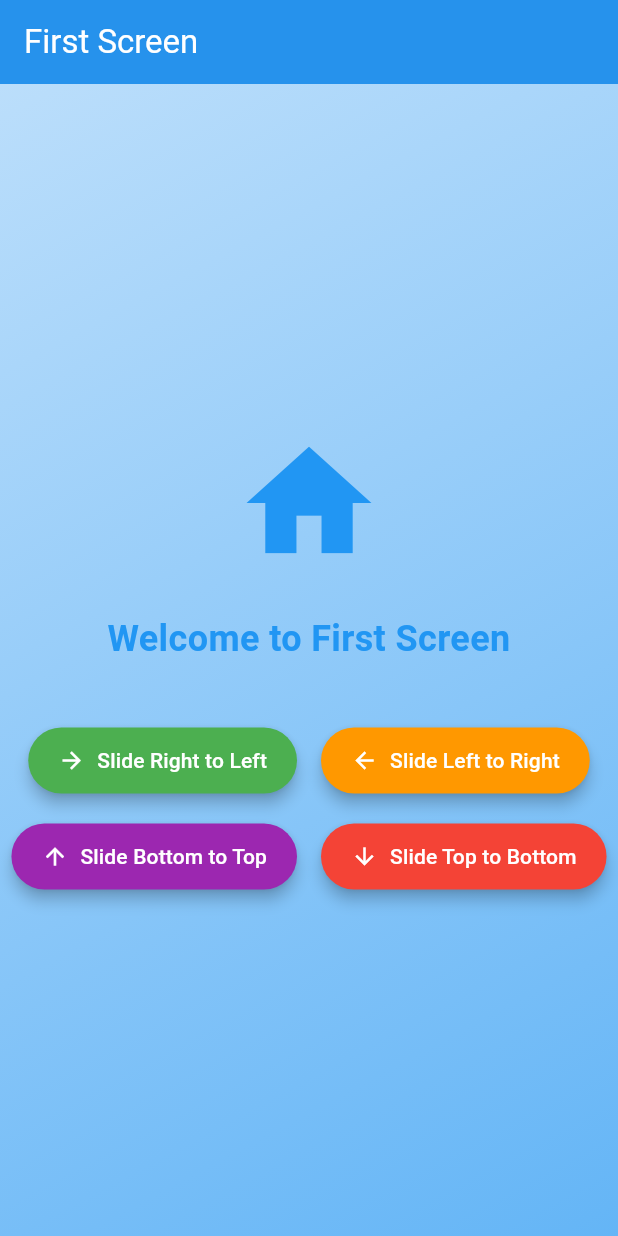
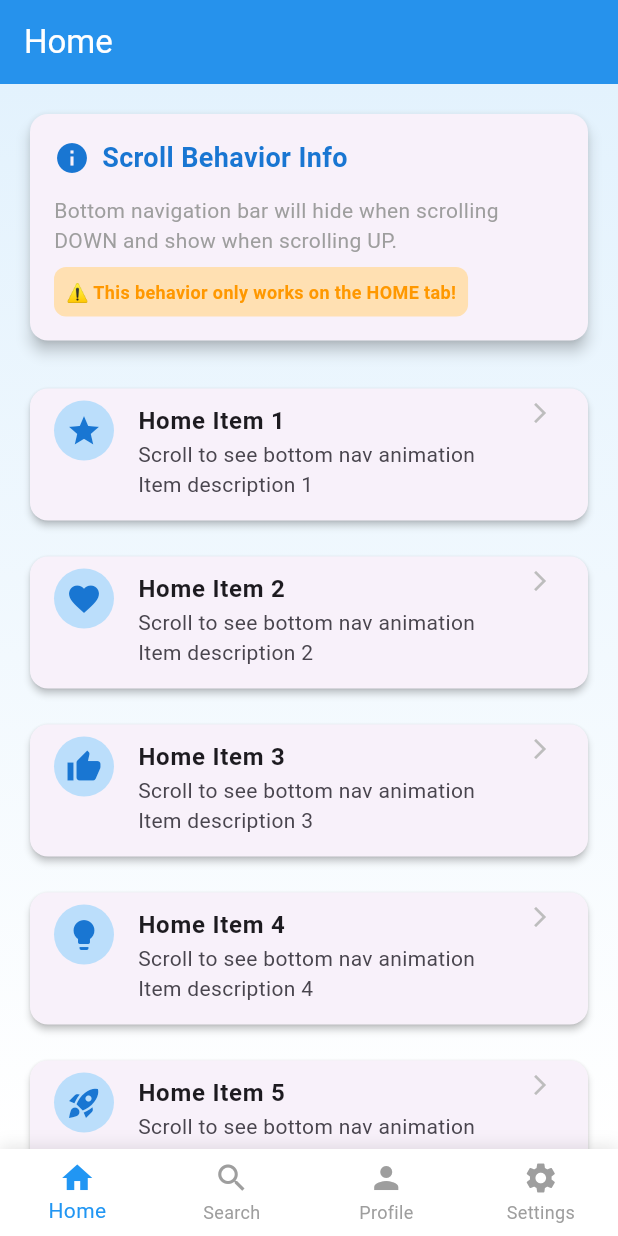
Before and after one commit to irfan709/Flutter_UI, a Flutter app: the screen it shows after launch, on a phone screen of 412 x 824 dp. Run offline on Flutter 3.47's test engine with Material 3 defaults, Android fonts, the phone set to English and light mode, and no system bars.

Commit message:
Added bottom nav that show/hide on scroll

```diff
--- /dev/null
+++ b/lib/botton_nav_hide_show.dart
@@ -0,0 +1,537 @@
+import 'package:flutter/material.dart';
+import 'package:flutter/rendering.dart';
+
+class MainScreen extends StatefulWidget {
+  const MainScreen({super.key});
+
+  @override
+  State<MainScreen> createState() => _MainScreenState();
+}
+
+class _MainScreenState extends State<MainScreen>
+    with SingleTickerProviderStateMixin {
+  int _currentIndex = 0;
+  bool _isBottomNavVisible = true;
+  late AnimationController _animationController;
+  late Animation<double> _slideAnimation;
+
+  // ScrollController for Home tab
+  late ScrollController _homeScrollController;
+
+  @override
+  void initState() {
+    super.initState();
+
+    // Initialize animation controller
+    _animationController = AnimationController(
+      duration: const Duration(milliseconds: 300),
+      vsync: this,
+    );
+
+    // Create slide animation
+    _slideAnimation = Tween<double>(begin: 0.0, end: 1.0).animate(
+      CurvedAnimation(parent: _animationController, curve: Curves.easeInOut),
+    );
+
+    // Start with visible state
+    _animationController.forward();
+
+    // Initialize scroll controller for Home tab
+    _homeScrollController = ScrollController();
+    _homeScrollController.addListener(_onHomeScroll);
+  }
+
+  void _onHomeScroll() {
+    // Only apply scroll hide behavior when on Home tab (index 0)
+    if (_currentIndex != 0) return;
+
+    final ScrollDirection direction =
+        _homeScrollController.position.userScrollDirection;
+
+    if (direction == ScrollDirection.reverse && _isBottomNavVisible) {
+      // Scrolling down - hide bottom nav
+      setState(() {
+        _isBottomNavVisible = false;
+      });
+      _animationController.reverse();
+    } else if (direction == ScrollDirection.forward && !_isBottomNavVisible) {
+      // Scrolling up - show bottom nav
+      setState(() {
+        _isBottomNavVisible = true;
+      });
+      _animationController.forward();
+    }
+  }
+
+  void _onTabTapped(int index) {
+    setState(() {
+      _currentIndex = index;
+      // Always show bottom nav when switching tabs
+      if (!_isBottomNavVisible) {
+        _isBottomNavVisible = true;
+        _animationController.forward();
+      }
+    });
+  }
+
+  @override
+  void dispose() {
+    _homeScrollController.removeListener(_onHomeScroll);
+    _homeScrollController.dispose();
+    _animationController.dispose();
+    super.dispose();
+  }
+
+  @override
+  Widget build(BuildContext context) {
+    return Scaffold(
+      body: IndexedStack(
+        index: _currentIndex,
+        children: [
+          // Home Tab - with scroll hide functionality
+          HomeTab(scrollController: _homeScrollController),
+          // Search Tab - no scroll hide
+          const SearchTab(),
+          // Profile Tab - no scroll hide
+          const ProfileTab(),
+          // Settings Tab - no scroll hide
+          const SettingsTab(),
+        ],
+      ),
+      bottomNavigationBar: AnimatedBuilder(
+        animation: _slideAnimation,
+        builder: (context, child) {
+          // Completely hide when animation value is very low
+          if (_slideAnimation.value < 0.05) {
+            return const SizedBox.shrink();
+          }
+
+          return Transform.translate(
+            offset: Offset(0, 80 * (1 - _slideAnimation.value)),
+            child: Opacity(
+              opacity: _slideAnimation.value,
+              child: Container(
+                decoration: BoxDecoration(
+                  color: Colors.white,
+                  boxShadow: [
+                    BoxShadow(
+                      color: Colors.black.withValues(alpha: 0.1 * _slideAnimation.value),
+                      blurRadius: 8 * _slideAnimation.value,
+                      offset: Offset(0, -2 * _slideAnimation.value),
+                    ),
+                  ],
+                ),
+                child: BottomNavigationBar(
+                  type: BottomNavigationBarType.fixed,
+                  currentIndex: _currentIndex,
+                  onTap: _onTabTapped,
+                  backgroundColor: Colors.transparent,
+                  selectedItemColor: Colors.blue,
+                  unselectedItemColor: Colors.grey,
+                  elevation: 0,
+                  items: const [
+                    BottomNavigationBarItem(
+                      icon: Icon(Icons.home),
+                      activeIcon: Icon(Icons.home),
+                      label: 'Home',
+                    ),
+                    BottomNavigationBarItem(
+                      icon: Icon(Icons.search),
+                      activeIcon: Icon(Icons.search),
+                      label: 'Search',
+                    ),
+                    BottomNavigationBarItem(
+                      icon: Icon(Icons.person),
+                      activeIcon: Icon(Icons.person),
+                      label: 'Profile',
+                    ),
+                    BottomNavigationBarItem(
+                      icon: Icon(Icons.settings),
+                      activeIcon: Icon(Icons.settings),
+                      label: 'Settings',
+                    ),
+                  ],
+                ),
+              ),
+            ),
+          );
+        },
+      ),
+    );
+  }
+}
+
+// Home Tab - with scrollable content that triggers bottom nav hiding
+class HomeTab extends StatelessWidget {
+  final ScrollController scrollController;
+
+  const HomeTab({super.key, required this.scrollController});
+
+  @override
+  Widget build(BuildContext context) {
+    return Scaffold(
+      appBar: AppBar(
+        title: const Text('Home'),
+        backgroundColor: Colors.blue,
+        foregroundColor: Colors.white,
+        elevation: 2,
+      ),
+      body: Container(
+        decoration: BoxDecoration(
+          gradient: LinearGradient(
+            begin: Alignment.topCenter,
+            end: Alignment.bottomCenter,
+            colors: [Colors.blue.shade50, Colors.white],
+          ),
+        ),
+        child: CustomScrollView(
+          controller: scrollController,
+          slivers: [
+            SliverPadding(
+              padding: const EdgeInsets.all(16),
+              sliver: SliverToBoxAdapter(
+                child: Card(
+                  elevation: 4,
+                  shape: RoundedRectangleBorder(
+                    borderRadius: BorderRadius.circular(12),
+                  ),
+                  child: Padding(
+                    padding: const EdgeInsets.all(16),
+                    child: Column(
+                      crossAxisAlignment: CrossAxisAlignment.start,
+                      children: [
+                        Row(
+                          children: [
+                            Icon(Icons.info, color: Colors.blue.shade700),
+                            const SizedBox(width: 8),
+                            Text(
+                              'Scroll Behavior Info',
+                              style: TextStyle(
+                                fontSize: 18,
+                                fontWeight: FontWeight.bold,
+                                color: Colors.blue.shade700,
+                              ),
+                            ),
+                          ],
+                        ),
+                        const SizedBox(height: 12),
+                        const Text(
+                          'Bottom navigation bar will hide when scrolling DOWN and show when scrolling UP.',
+                          style: TextStyle(fontSize: 14, color: Colors.grey),
+                        ),
+                        const SizedBox(height: 8),
+                        Container(
+                          padding: const EdgeInsets.all(8),
+                          decoration: BoxDecoration(
+                            color: Colors.orange.shade100,
+                            borderRadius: BorderRadius.circular(8),
+                          ),
+                          child: const Text(
+                            '⚠️ This behavior only works on the HOME tab!',
+                            style: TextStyle(
+                              fontSize: 12,
+                              color: Colors.orange,
+                              fontWeight: FontWeight.bold,
+                            ),
+                          ),
+                        ),
+                      ],
+                    ),
+                  ),
+                ),
+              ),
+            ),
+            SliverList(
+              delegate: SliverChildBuilderDelegate((context, index) {
+                return Container(
+                  margin: const EdgeInsets.symmetric(
+                    horizontal: 16,
+                    vertical: 8,
+                  ),
+                  child: Card(
+                    elevation: 2,
+                    shape: RoundedRectangleBorder(
+                      borderRadius: BorderRadius.circular(12),
+                    ),
+                    child: ListTile(
+                      leading: CircleAvatar(
+                        backgroundColor: Colors.blue.shade100,
+                        child: Icon(
+                          _getListIcon(index),
+                          color: Colors.blue.shade700,
+                        ),
+                      ),
+                      title: Text(
+                        'Home Item ${index + 1}',
+                        style: const TextStyle(fontWeight: FontWeight.w600),
+                      ),
+                      subtitle: Text(
+                        'Scroll to see bottom nav animation\nItem description ${index + 1}',
+                      ),
+                      trailing: Icon(
+                        Icons.arrow_forward_ios,
+                        size: 16,
+                        color: Colors.grey.shade400,
+                      ),
+                      isThreeLine: true,
+                      onTap: () {
+                        ScaffoldMessenger.of(context).showSnackBar(
+                          SnackBar(
+                            content: Text('Tapped Home Item ${index + 1}'),
+                            duration: const Duration(seconds: 1),
+                          ),
+                        );
+                      },
+                    ),
+                  ),
+                );
+              }, childCount: 50),
+            ),
+          ],
+        ),
+      ),
+    );
+  }
+
+  IconData _getListIcon(int index) {
+    final icons = [
+      Icons.star,
+      Icons.favorite,
+      Icons.thumb_up,
+      Icons.lightbulb,
+      Icons.rocket_launch,
+      Icons.celebration,
+      Icons.auto_awesome,
+      Icons.local_fire_department,
+      Icons.psychology,
+      Icons.spa,
+    ];
+    return icons[index % icons.length];
+  }
+}
+
+// Search Tab - regular scrollable content without bottom nav hiding
+class SearchTab extends StatelessWidget {
+  const SearchTab({super.key});
+
+  @override
+  Widget build(BuildContext context) {
+    return Scaffold(
+      appBar: AppBar(
+        title: const Text('Search'),
+        backgroundColor: Colors.green,
+        foregroundColor: Colors.white,
+      ),
+      body: Container(
+        decoration: BoxDecoration(
+          gradient: LinearGradient(
+            begin: Alignment.topCenter,
+            end: Alignment.bottomCenter,
+            colors: [Colors.green.shade50, Colors.white],
+          ),
+        ),
+        child: Column(
+          children: [
+            Padding(
+              padding: const EdgeInsets.all(16),
+              child: Card(
+                elevation: 4,
+                child: Padding(
+                  padding: const EdgeInsets.all(16),
+                  child: Row(
+                    children: [
+                      Icon(Icons.info_outline, color: Colors.green.shade700),
+                      const SizedBox(width: 12),
+                      const Expanded(
+                        child: Text(
+                          'Bottom nav stays visible while scrolling on this tab',
+                          style: TextStyle(fontWeight: FontWeight.w500),
+                        ),
+                      ),
+                    ],
+                  ),
+                ),
+              ),
+            ),
+            Expanded(
+              child: ListView.builder(
+                padding: const EdgeInsets.symmetric(horizontal: 16),
+                itemCount: 30,
+                itemBuilder: (context, index) {
+                  return Card(
+                    margin: const EdgeInsets.only(bottom: 8),
+                    child: ListTile(
+                      leading: CircleAvatar(
+                        backgroundColor: Colors.green.shade100,
+                        child: Icon(Icons.search, color: Colors.green.shade700),
+                      ),
+                      title: Text('Search Result ${index + 1}'),
+                      subtitle: Text(
+                        'Description for search item ${index + 1}',
+                      ),
+                      trailing: const Icon(Icons.more_vert),
+                    ),
+                  );
+                },
+              ),
+            ),
+          ],
+        ),
+      ),
+    );
+  }
+}
+
+// Profile Tab
+class ProfileTab extends StatelessWidget {
+  const ProfileTab({super.key});
+
+  @override
+  Widget build(BuildContext context) {
+    return Scaffold(
+      appBar: AppBar(
+        title: const Text('Profile'),
+        backgroundColor: Colors.purple,
+        foregroundColor: Colors.white,
+      ),
+      body: Container(
+        decoration: BoxDecoration(
+          gradient: LinearGradient(
+            begin: Alignment.topCenter,
+            end: Alignment.bottomCenter,
+            colors: [Colors.purple.shade50, Colors.white],
+          ),
+        ),
+        child: SingleChildScrollView(
+          padding: const EdgeInsets.all(16),
+          child: Column(
+            children: [
+              Card(
+                elevation: 4,
+                child: Padding(
+                  padding: const EdgeInsets.all(16),
+                  child: Row(
+                    children: [
+                      Icon(Icons.info_outline, color: Colors.purple.shade700),
+                      const SizedBox(width: 12),
+                      const Expanded(
+                        child: Text(
+                          'Profile tab - Bottom nav always visible',
+                          style: TextStyle(fontWeight: FontWeight.w500),
+                        ),
+                      ),
+                    ],
+                  ),
+                ),
+              ),
+              const SizedBox(height: 24),
+              const CircleAvatar(
+                radius: 60,
+                backgroundColor: Colors.purple,
+                child: Icon(Icons.person, size: 60, color: Colors.white),
+              ),
+              const SizedBox(height: 16),
+              const Text(
+                'John Doe',
+                style: TextStyle(fontSize: 24, fontWeight: FontWeight.bold),
+              ),
+              const SizedBox(height: 8),
+              const Text(
+                'Flutter Developer',
+                style: TextStyle(fontSize: 16, color: Colors.grey),
+              ),
+              const SizedBox(height: 24),
+              ...List.generate(10, (index) {
+                return Card(
+                  margin: const EdgeInsets.only(bottom: 8),
+                  child: ListTile(
+                    leading: CircleAvatar(
+                      backgroundColor: Colors.purple.shade100,
+                      child: Icon(
+                        Icons.person_outline,
+                        color: Colors.purple.shade700,
+                      ),
+                    ),
+                    title: Text('Profile Item ${index + 1}'),
+                    subtitle: Text('Profile information ${index + 1}'),
+                  ),
+                );
+              }),
+            ],
+          ),
+        ),
+      ),
+    );
+  }
+}
+
+// Settings Tab
+class SettingsTab extends StatelessWidget {
+  const SettingsTab({super.key});
+
+  @override
+  Widget build(BuildContext context) {
+    return Scaffold(
+      appBar: AppBar(
+        title: const Text('Settings'),
+        backgroundColor: Colors.orange,
+        foregroundColor: Colors.white,
+      ),
+      body: Container(
+        decoration: BoxDecoration(
+          gradient: LinearGradient(
+            begin: Alignment.topCenter,
+            end: Alignment.bottomCenter,
+            colors: [Colors.orange.shade50, Colors.white],
+          ),
+        ),
+        child: ListView(
+          padding: const EdgeInsets.all(16),
+          children: [
+            Card(
+              elevation: 4,
+              child: Padding(
+                padding: const EdgeInsets.all(16),
+                child: Row(
+                  children: [
+                    Icon(Icons.info_outline, color: Colors.orange.shade700),
+                    const SizedBox(width: 12),
+                    const Expanded(
+                      child: Text(
+                        'Settings tab - Bottom nav always visible',
+                        style: TextStyle(fontWeight: FontWeight.w500),
+                      ),
+                    ),
+                  ],
+                ),
+              ),
+            ),
+            const SizedBox(height: 16),
+            ...List.generate(15, (index) {
+              return Card(
+                margin: const EdgeInsets.only(bottom: 8),
+                child: ListTile(
+                  leading: CircleAvatar(
+                    backgroundColor: Colors.orange.shade100,
+                    child: Icon(Icons.settings, color: Colors.orange.shade700),
+                  ),
+                  title: Text('Setting ${index + 1}'),
+                  subtitle: Text('Setting description ${index + 1}'),
+                  trailing: const Icon(Icons.arrow_forward_ios, size: 16),
+                  onTap: () {
+                    ScaffoldMessenger.of(context).showSnackBar(
+                      SnackBar(
+                        content: Text('Setting ${index + 1} tapped'),
+                        duration: const Duration(seconds: 1),
+                      ),
+                    );
+                  },
+                ),
+              );
+            }),
+          ],
+        ),
+      ),
+    );
+  }
+}
--- a/lib/main.dart
+++ b/lib/main.dart
@@ -1,5 +1,6 @@
 import 'package:flutter/material.dart';
 import 'package:flutter_ui/bottom_nav_screen.dart';
+import 'package:flutter_ui/botton_nav_hide_show.dart';
 import 'package:flutter_ui/chat_screen.dart';
 import 'package:flutter_ui/chips_example_screen.dart';
 import 'package:flutter_ui/expandable_nav_screen.dart';
@@ -26,7 +27,7 @@ class MyApp extends StatelessWidget {
       theme: ThemeData(
         colorScheme: ColorScheme.fromSeed(seedColor: Colors.deepPurple),
       ),
-      home: FirstScreen(),
+      home: MainScreen(),
     );
   }
 }
```
